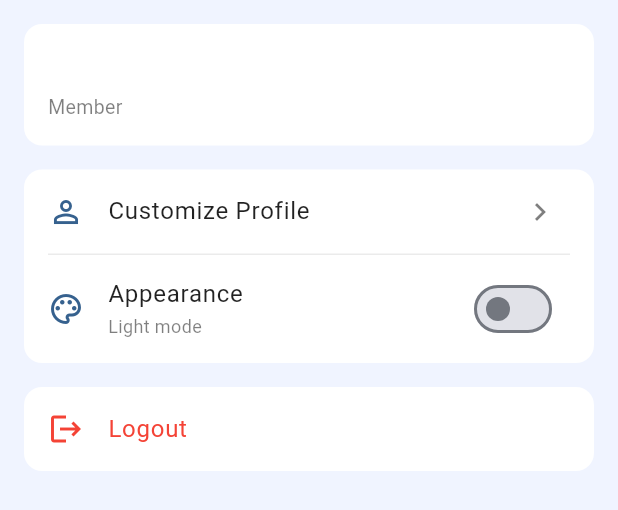
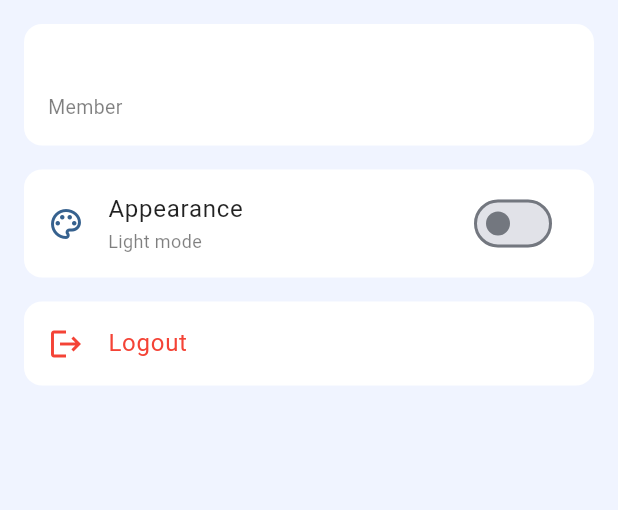
Before and after one commit to Hendryann/mobile-honkia-retail, a Flutter app: the ProfilePage widget shown alone on an empty page, opened directly, on a phone screen of 412 x 824 dp. Shown: the top 510 px of the screen. Run offline on Flutter 3.47's test engine with Material 3 defaults, Android fonts, the phone set to English and light mode, and no system bars; our stand-ins replace flutter_dotenv, flutter_secure_storage, google_sign_in, image_picker, shared_preferences; accounts and stored records are empty; network calls fail.

Commit message:
Cosmetic: Removed Unessecary Edit Profile Feature

```diff
--- a/honkai_retail/lib/pages/Main/profile_page.dart
+++ b/honkai_retail/lib/pages/Main/profile_page.dart
@@ -74,27 +74,7 @@ class _ProfilePageState extends State<ProfilePage> {
             color: cardColor,
             borderRadius: BorderRadius.circular(12),
           ),
-          child: Column(
-            children: [
-              ListTile(
-                leading: Icon(Icons.person_outline, color: primary),
-                title: Text(
-                  'Customize Profile',
-                  style: TextStyle(color: onSurface),
-                ),
-                trailing: Icon(
-                  Icons.chevron_right,
-                  color: onSurface.withAlpha(128),
-                ),
-                onTap: () {},
-              ),
-              Divider(
-                height: 1,
-                indent: 16,
-                endIndent: 16,
-                color: onSurface.withAlpha(20),
-              ),
-              ListenableBuilder(
+          child: ListenableBuilder(
             listenable: themeNotifier,
             builder: (context, _) => ListTile(
               leading: Icon(Icons.palette_outlined, color: primary),
@@ -103,19 +83,13 @@ class _ProfilePageState extends State<ProfilePage> {
                 themeNotifier.currentName == 'dark'
                     ? 'Dark mode'
                     : 'Light mode',
-                    style: TextStyle(
-                      color: onSurface.withAlpha(128),
-                      fontSize: 12,
-                    ),
+                style: TextStyle(color: onSurface.withAlpha(128), fontSize: 12),
               ),
               trailing: Switch(
                 value: themeNotifier.currentName == 'dark',
-                    onChanged: (v) =>
-                        themeNotifier.setTheme(v ? 'dark' : 'light'),
+                onChanged: (v) => themeNotifier.setTheme(v ? 'dark' : 'light'),
               ),
             ),
-              ),
-            ],
           ),
         ),
         const SizedBox(height: 16),
```
Lines whose indentation alone changed are shown as unchanged.
